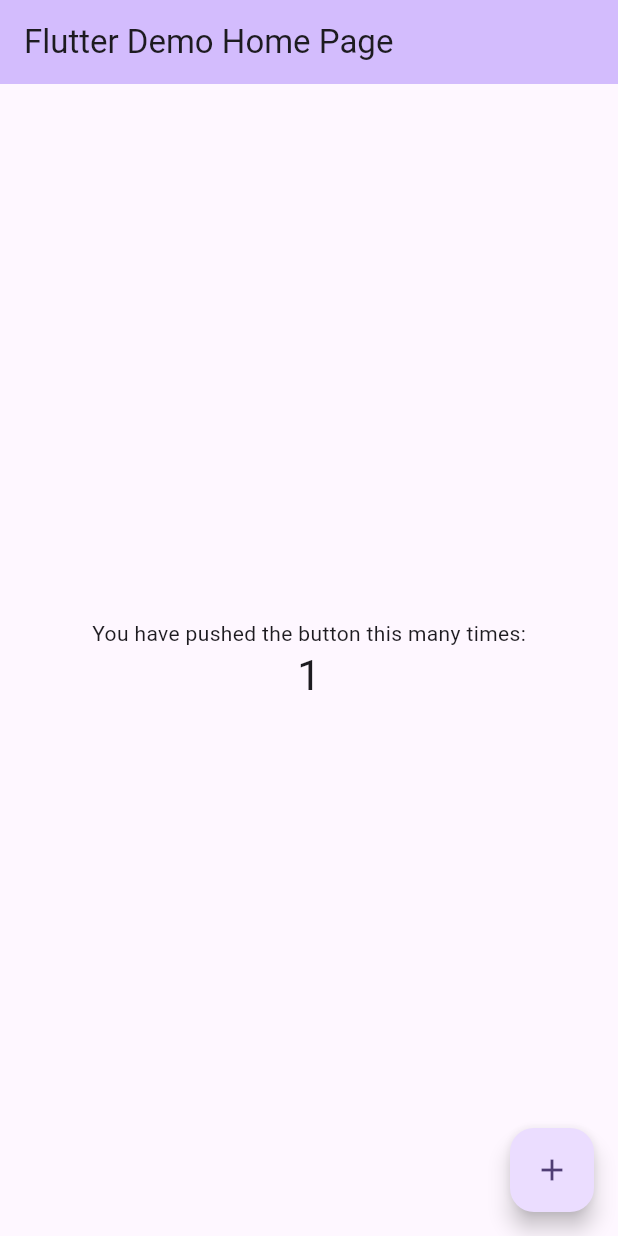
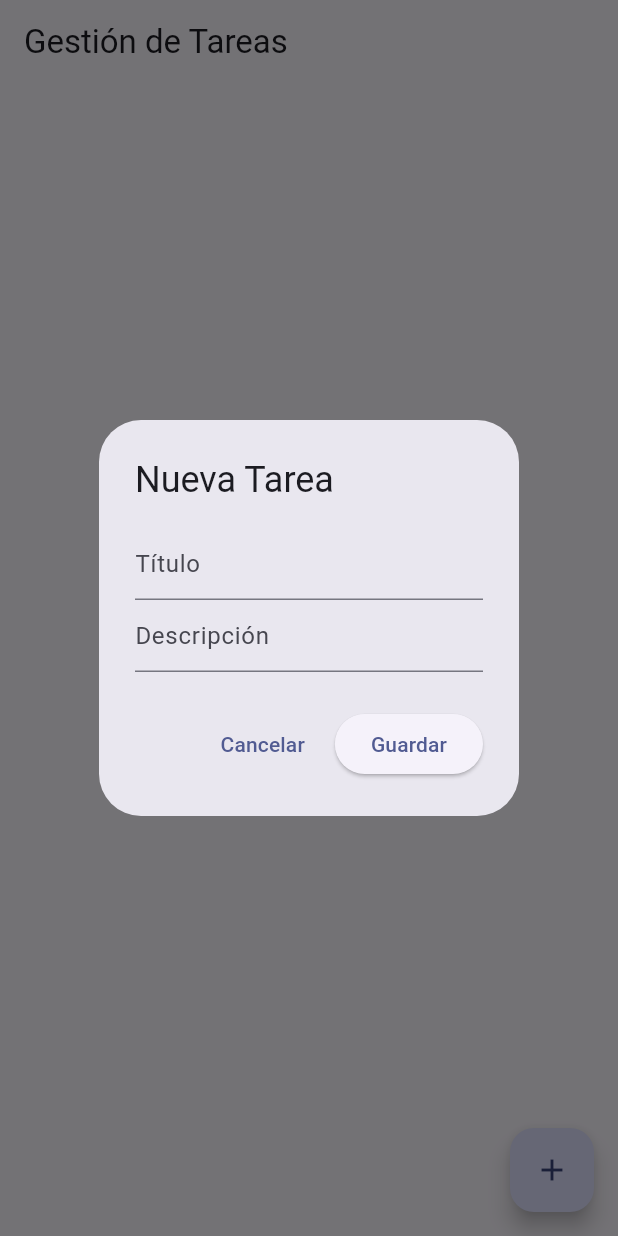
Before and after one commit to dankensoft/gestor_tareas_gs_hcn, a Flutter app: the screen it shows after launch, after a tap on the "add" icon, on a phone screen of 412 x 824 dp. Run offline on Flutter 3.47's test engine with Material 3 defaults, Android fonts, the phone set to English and light mode, and no system bars; our stand-ins replace flutter_riverpod.

Commit message:
Requerimiento de Funcionalidades Completadas

```diff
--- /dev/null
+++ b/lib/features/tasks/data/task_model.dart
@@ -0,0 +1,39 @@
+import 'package:uuid/uuid.dart';
+
+const _uuid = Uuid();
+
+enum TaskStatus { pending, completed, failed }
+
+enum FailReason { timeout, error, canceled }
+
+class Task {
+  final String id;
+  final String title;
+  final String description;
+  final TaskStatus status;
+  final FailReason? failReason;
+
+  Task({
+    String? id,
+    required this.title,
+    required this.description,
+    this.status = TaskStatus.pending,
+    this.failReason,
+  }) : id = id ?? _uuid.v4();
+
+  Task copyWith({
+    String? id,
+    String? title,
+    String? description,
+    TaskStatus? status,
+    FailReason? failReason,
+  }) {
+    return Task(
+      id: id ?? this.id,
+      title: title ?? this.title,
+      description: description ?? this.description,
+      status: status ?? this.status,
+      failReason: failReason,
+    );
+  }
+}
--- /dev/null
+++ b/lib/features/tasks/logic/task_provider.dart
@@ -0,0 +1,46 @@
+import 'package:flutter_riverpod/flutter_riverpod.dart';
+import '../data/task_model.dart';
+import '../repositories/task_repository.dart';
+
+final taskRepositoryProvider = Provider<TaskRepository>((ref) {
+  return TaskRepository();
+});
+
+final taskNotifierProvider =
+    StateNotifierProvider<TaskNotifier, AsyncValue<List<Task>>>((ref) {
+  final repo = ref.watch(taskRepositoryProvider);
+  return TaskNotifier(repo);
+});
+
+class TaskNotifier extends StateNotifier<AsyncValue<List<Task>>> {
+  final TaskRepository repository;
+
+  TaskNotifier(this.repository) : super(const AsyncValue.loading()) {
+    loadTasks();
+  }
+
+  Future<void> loadTasks() async {
+    state = const AsyncValue.loading();
+    try {
+      final tasks = await repository.getAll();
+      state = AsyncValue.data(tasks);
+    } catch (e, st) {
+      state = AsyncValue.error(e, st);
+    }
+  }
+
+  Future<void> addTask(Task task) async {
+    await repository.add(task);
+    loadTasks();
+  }
+
+  Future<void> updateTask(Task task) async {
+    await repository.update(task);
+    loadTasks();
+  }
+
+  Future<void> deleteTask(String id) async {
+    await repository.delete(id);
+    loadTasks();
+  }
+}
--- /dev/null
+++ b/lib/features/tasks/presentation/task_page.dart
@@ -0,0 +1,187 @@
+import 'package:flutter/material.dart';
+import 'package:flutter_riverpod/flutter_riverpod.dart';
+import '../data/task_model.dart';
+import '../logic/task_provider.dart';
+
+class TaskPage extends ConsumerWidget {
+  const TaskPage({super.key});
+
+  @override
+  Widget build(BuildContext context, WidgetRef ref) {
+    final tasksAsync = ref.watch(taskNotifierProvider);
+
+    return Scaffold(
+      appBar: AppBar(title: const Text("Gestión de Tareas")),
+      body: tasksAsync.when(
+        data: (tasks) {
+          if (tasks.isEmpty) {
+            return const Center(child: Text("No hay tareas registradas"));
+          }
+          return ListView.builder(
+            itemCount: tasks.length,
+            itemBuilder: (context, index) {
+              final task = tasks[index];
+              return Card(
+                margin: const EdgeInsets.symmetric(horizontal: 12, vertical: 6),
+                child: ListTile(
+                  leading: Icon(
+                    _getStatusIcon(task.status),
+                    color: _getStatusColor(task.status),
+                  ),
+                  title: Text(task.title),
+                  subtitle: Column(
+                    crossAxisAlignment: CrossAxisAlignment.start,
+                    children: [
+                      if (task.description.isNotEmpty) Text(task.description),
+                      if (task.status == TaskStatus.failed &&
+                          task.failReason != null)
+                        Text(
+                          "Razón: ${task.failReason.toString().split('.').last}",
+                          style: const TextStyle(color: Colors.redAccent),
+                        ),
+                    ],
+                  ),
+                  trailing: PopupMenuButton<String>(
+                    onSelected: (value) {
+                      if (value == "completar") {
+                        ref
+                            .read(taskNotifierProvider.notifier)
+                            .updateTask(task.copyWith(status: TaskStatus.completed));
+                      } else if (value == "fallida") {
+                        _showFailReasonDialog(context, ref, task);
+                      } else if (value == "eliminar") {
+                        ref.read(taskNotifierProvider.notifier).deleteTask(task.id);
+                      }
+                    },
+                    itemBuilder: (context) => [
+                      const PopupMenuItem(
+                          value: "completar", child: Text("Marcar como completada")),
+                      const PopupMenuItem(
+                          value: "fallida", child: Text("Marcar como fallida")),
+                      const PopupMenuItem(value: "eliminar", child: Text("Eliminar")),
+                    ],
+                  ),
+                ),
+              );
+            },
+          );
+        },
+        loading: () => const Center(child: CircularProgressIndicator()),
+        error: (err, st) => Center(child: Text("Error: $err")),
+      ),
+      floatingActionButton: FloatingActionButton(
+        onPressed: () => _showAddTaskDialog(context, ref),
+        child: const Icon(Icons.add),
+      ),
+    );
+  }
+
+  IconData _getStatusIcon(TaskStatus status) {
+    switch (status) {
+      case TaskStatus.pending:
+        return Icons.pending_actions;
+      case TaskStatus.completed:
+        return Icons.check_circle;
+      case TaskStatus.failed:
+        return Icons.cancel;
+    }
+  }
+
+  Color _getStatusColor(TaskStatus status) {
+    switch (status) {
+      case TaskStatus.pending:
+        return Colors.orange;
+      case TaskStatus.completed:
+        return Colors.green;
+      case TaskStatus.failed:
+        return Colors.red;
+    }
+  }
+
+  void _showAddTaskDialog(BuildContext context, WidgetRef ref) {
+    final titleController = TextEditingController();
+    final descController = TextEditingController();
+    showDialog(
+      context: context,
+      builder: (context) => AlertDialog(
+        title: const Text("Nueva Tarea"),
+        content: Column(
+          mainAxisSize: MainAxisSize.min,
+          children: [
+            TextField(
+              controller: titleController,
+              decoration: const InputDecoration(hintText: "Título"),
+            ),
+            TextField(
+              controller: descController,
+              decoration: const InputDecoration(hintText: "Descripción"),
+            ),
+          ],
+        ),
+        actions: [
+          TextButton(
+              onPressed: () => Navigator.pop(context),
+              child: const Text("Cancelar")),
+          ElevatedButton(
+              onPressed: () {
+                if (titleController.text.isNotEmpty) {
+                  final newTask = Task(
+                    title: titleController.text,
+                    description: descController.text,
+                  );
+                  ref.read(taskNotifierProvider.notifier).addTask(newTask);
+                  Navigator.pop(context);
+                }
+              },
+              child: const Text("Guardar")),
+        ],
+      ),
+    );
+  }
+
+  void _showFailReasonDialog(BuildContext context, WidgetRef ref, Task task) {
+    FailReason? selectedReason;
+
+    showDialog(
+      context: context,
+      builder: (context) => AlertDialog(
+        title: const Text("Selecciona la razón de falla"),
+        content: StatefulBuilder(
+          builder: (context, setState) {
+            return Column(
+              mainAxisSize: MainAxisSize.min,
+              children: FailReason.values.map((reason) {
+                return RadioListTile<FailReason>(
+                  title: Text(reason.toString().split('.').last),
+                  value: reason,
+                  groupValue: selectedReason,
+                  onChanged: (value) {
+                    setState(() => selectedReason = value);
+                  },
+                );
+              }).toList(),
+            );
+          },
+        ),
+        actions: [
+          TextButton(
+              onPressed: () => Navigator.pop(context),
+              child: const Text("Cancelar")),
+          ElevatedButton(
+              onPressed: () {
+                if (selectedReason != null) {
+                  ref.read(taskNotifierProvider.notifier).updateTask(
+                        task.copyWith(
+                          status: TaskStatus.failed,
+                          failReason: selectedReason,
+                        ),
+                      );
+                  Navigator.pop(context);
+                }
+              },
+              child: const Text("Guardar")),
+        ],
+      ),
+    );
+  }
+}
--- a/lib/main.dart
+++ b/lib/main.dart
@@ -1,125 +1,24 @@
 import 'package:flutter/material.dart';
+import 'package:flutter_riverpod/flutter_riverpod.dart';
+import 'features/tasks/presentation/task_page.dart';
 
 void main() {
-  runApp(const MyApp());
+  runApp(const ProviderScope(child: TodoApp()));
 }
 
-class MyApp extends StatelessWidget {
-  const MyApp({super.key});
+class TodoApp extends StatelessWidget {
+  const TodoApp({super.key});
 
-  // This widget is the root of your application.
   @override
   Widget build(BuildContext context) {
     return MaterialApp(
-      title: 'Flutter Demo',
+      title: 'Gestor de Tareas',
+      debugShowCheckedModeBanner: false,
       theme: ThemeData(
-        // This is the theme of your application.
-        //
-        // TRY THIS: Try running your application with "flutter run". You'll see
-        // the application has a purple toolbar. Then, without quitting the app,
-        // try changing the seedColor in the colorScheme below to Colors.green
-        // and then invoke "hot reload" (save your changes or press the "hot
-        // reload" button in a Flutter-supported IDE, or press "r" if you used
-        // the command line to start the app).
-        //
-        // Notice that the counter didn't reset back to zero; the application
-        // state is not lost during the reload. To reset the state, use hot
-        // restart instead.
-        //
-        // This works for code too, not just values: Most code changes can be
-        // tested with just a hot reload.
-        colorScheme: ColorScheme.fromSeed(seedColor: Colors.deepPurple),
         useMaterial3: true,
+        colorSchemeSeed: Colors.indigo,
       ),
-      home: const MyHomePage(title: 'Flutter Demo Home Page'),
+      home: const TaskPage(),
     );
   }
 }
-
-class MyHomePage extends StatefulWidget {
-  const MyHomePage({super.key, required this.title});
-
-  // This widget is the home page of your application. It is stateful, meaning
-  // that it has a State object (defined below) that contains fields that affect
-  // how it looks.
-
-  // This class is the configuration for the state. It holds the values (in this
-  // case the title) provided by the parent (in this case the App widget) and
-  // used by the build method of the State. Fields in a Widget subclass are
-  // always marked "final".
-
-  final String title;
-
-  @override
-  State<MyHomePage> createState() => _MyHomePageState();
-}
-
-class _MyHomePageState extends State<MyHomePage> {
-  int _counter = 0;
-
-  void _incrementCounter() {
-    setState(() {
-      // This call to setState tells the Flutter framework that something has
-      // changed in this State, which causes it to rerun the build method below
-      // so that the display can reflect the updated values. If we changed
-      // _counter without calling setState(), then the build method would not be
-      // called again, and so nothing would appear to happen.
-      _counter++;
-    });
-  }
-
-  @override
-  Widget build(BuildContext context) {
-    // This method is rerun every time setState is called, for instance as done
-    // by the _incrementCounter method above.
-    //
-    // The Flutter framework has been optimized to make rerunning build methods
-    // fast, so that you can just rebuild anything that needs updating rather
-    // than having to individually change instances of widgets.
-    return Scaffold(
-      appBar: AppBar(
-        // TRY THIS: Try changing the color here to a specific color (to
-        // Colors.amber, perhaps?) and trigger a hot reload to see the AppBar
-        // change color while the other colors stay the same.
-        backgroundColor: Theme.of(context).colorScheme.inversePrimary,
-        // Here we take the value from the MyHomePage object that was created by
-        // the App.build method, and use it to set our appbar title.
-        title: Text(widget.title),
-      ),
-      body: Center(
-        // Center is a layout widget. It takes a single child and positions it
-        // in the middle of the parent.
-        child: Column(
-          // Column is also a layout widget. It takes a list of children and
-          // arranges them vertically. By default, it sizes itself to fit its
-          // children horizontally, and tries to be as tall as its parent.
-          //
-          // Column has various properties to control how it sizes itself and
-          // how it positions its children. Here we use mainAxisAlignment to
-          // center the children vertically; the main axis here is the vertical
-          // axis because Columns are vertical (the cross axis would be
-          // horizontal).
-          //
-          // TRY THIS: Invoke "debug painting" (choose the "Toggle Debug Paint"
-          // action in the IDE, or press "p" in the console), to see the
-          // wireframe for each widget.
-          mainAxisAlignment: MainAxisAlignment.center,
-          children: <Widget>[
-            const Text(
-              'You have pushed the button this many times:',
-            ),
-            Text(
-              '$_counter',
-              style: Theme.of(context).textTheme.headlineMedium,
-            ),
-          ],
-        ),
-      ),
-      floatingActionButton: FloatingActionButton(
-        onPressed: _incrementCounter,
-        tooltip: 'Increment',
-        child: const Icon(Icons.add),
-      ), // This trailing comma makes auto-formatting nicer for build methods.
-    );
-  }
-}
--- a/pubspec.yaml
+++ b/pubspec.yaml
@@ -30,7 +30,8 @@ environment:
 dependencies:
   flutter:
     sdk: flutter
-
+  flutter_riverpod: ^2.5.1
+  uuid: ^4.4.0
 
   # The following adds the Cupertino Icons font to your application.
   # Use with the CupertinoIcons class for iOS style icons.
```
Also changed, not shown: lib/features/tasks/repositories/task_repository.dart (added, +29 -0 lines), pubspec.lock.
